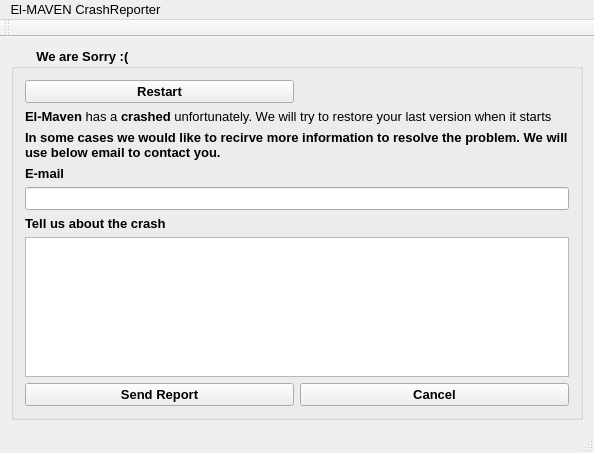
The window that CrashReporter/mainwindow.ui (ElucidataInc/ElMaven) describes before a commit, drawn with Qt 5.
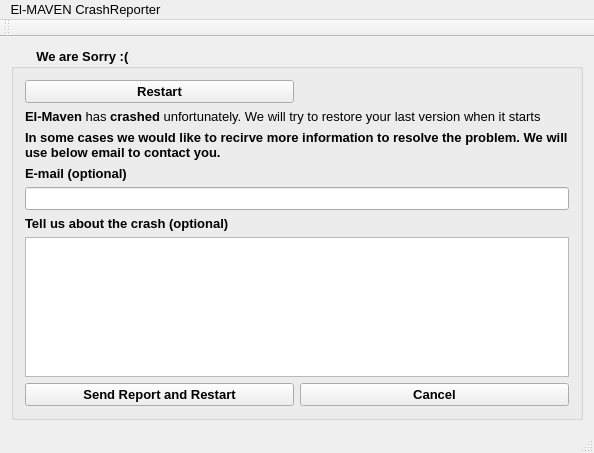
The same window after the commit.

```diff
--- a/CrashReporter/mainwindow.ui
+++ b/CrashReporter/mainwindow.ui
@@ -51,7 +51,7 @@
           </font>
          </property>
          <property name="text">
-          <string>E-mail</string>
+          <string>E-mail (optional)</string>
          </property>
         </widget>
        </item>
@@ -83,7 +83,7 @@
           </font>
          </property>
          <property name="text">
-          <string>Tell us about the crash</string>
+          <string>Tell us about the crash (optional)</string>
          </property>
         </widget>
        </item>
@@ -98,7 +98,7 @@
           </font>
          </property>
          <property name="text">
-          <string>&lt;html&gt;&lt;head/&gt;&lt;body&gt;&lt;p&gt;&lt;span style=&quot; font-weight:600;&quot;&gt;El-Maven&lt;/span&gt; has a &lt;span style=&quot; font-weight:600;&quot;&gt;crashed&lt;/span&gt; unfortunately. We will try to restore your last version when it starts&lt;/p&gt;&lt;/body&gt;&lt;/html&gt;</string>
+          <string>&lt;html&gt;&lt;head/&gt;&lt;body&gt;&lt;p&gt;&lt;span style=&quot; font-weight:600;&quot;&gt;El-Maven&lt;/span&gt; has &lt;span style=&quot; font-weight:600;&quot;&gt;crashed&lt;/span&gt; unfortunately. We will try to restore your last version when it starts&lt;/p&gt;&lt;/body&gt;&lt;/html&gt;</string>
          </property>
          <property name="scaledContents">
           <bool>false</bool>
@@ -118,7 +118,7 @@
        <item row="10" column="0">
         <widget class="QPushButton" name="pushButton_3">
          <property name="text">
-          <string>Send Report</string>
+          <string>Send Report and Restart</string>
          </property>
         </widget>
        </item>
```
